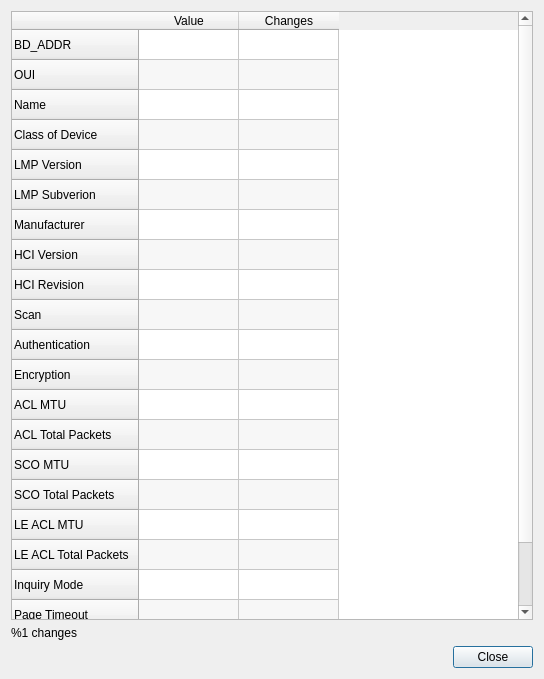
This is utilities/wireshark/ui/qt/bluetooth_device_dialog.ui in kimocoder/nexmon as Qt 5 draws it before an edit. The edited form follows.
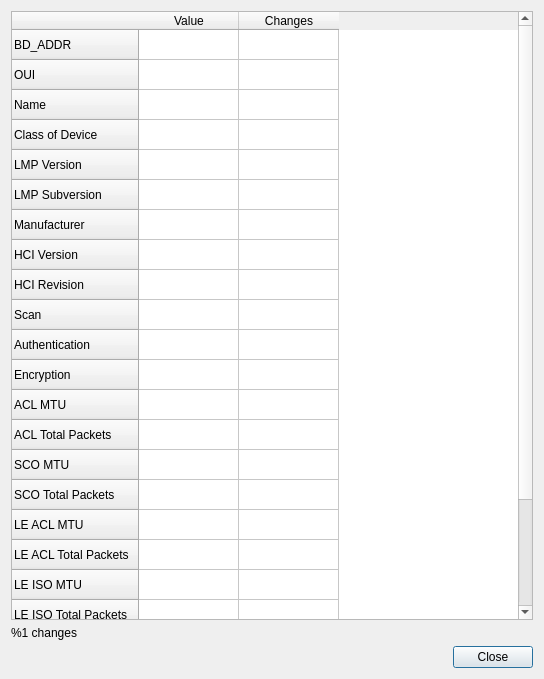
This is the edited form.

```diff
--- a/utilities/wireshark/ui/qt/bluetooth_device_dialog.ui
+++ b/utilities/wireshark/ui/qt/bluetooth_device_dialog.ui
@@ -37,9 +37,6 @@
      <property name="dragDropOverwriteMode">
       <bool>false</bool>
      </property>
-     <property name="alternatingRowColors">
-      <bool>true</bool>
-     </property>
      <property name="verticalScrollMode">
       <enum>QAbstractItemView::ScrollPerPixel</enum>
      </property>
@@ -100,7 +97,7 @@
      </row>
      <row>
       <property name="text">
-       <string>LMP Subverion</string>
+       <string>LMP Subversion</string>
       </property>
      </row>
      <row>
@@ -163,6 +160,16 @@
        <string>LE ACL Total Packets</string>
       </property>
      </row>
+     <row>
+      <property name="text">
+       <string>LE ISO MTU</string>
+      </property>
+     </row>
+     <row>
+      <property name="text">
+       <string>LE ISO Total Packets</string>
+      </property>
+     </row>
      <row>
       <property name="text">
        <string>Inquiry Mode</string>
```
Left out of the diff: 16 changed lines with no effect on the pictures.
